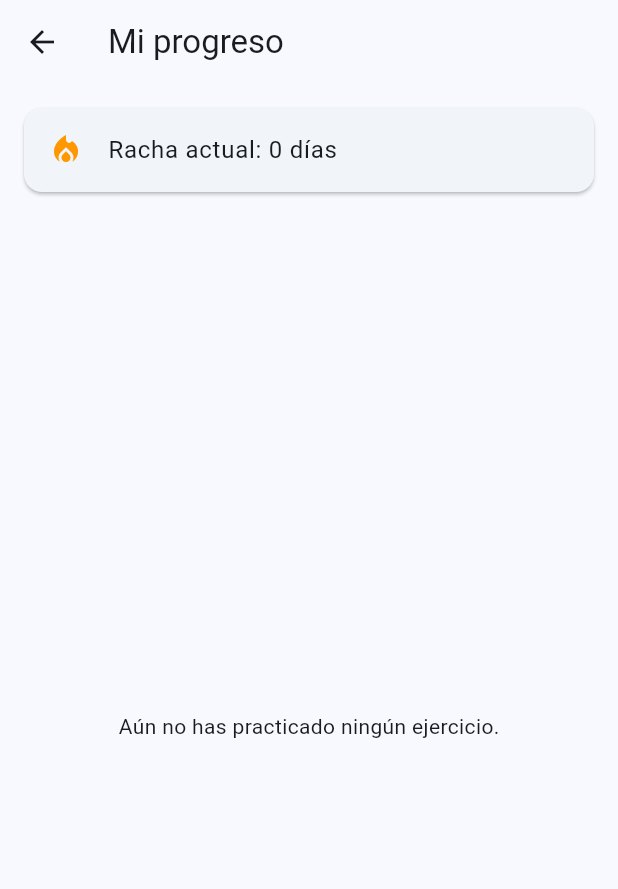
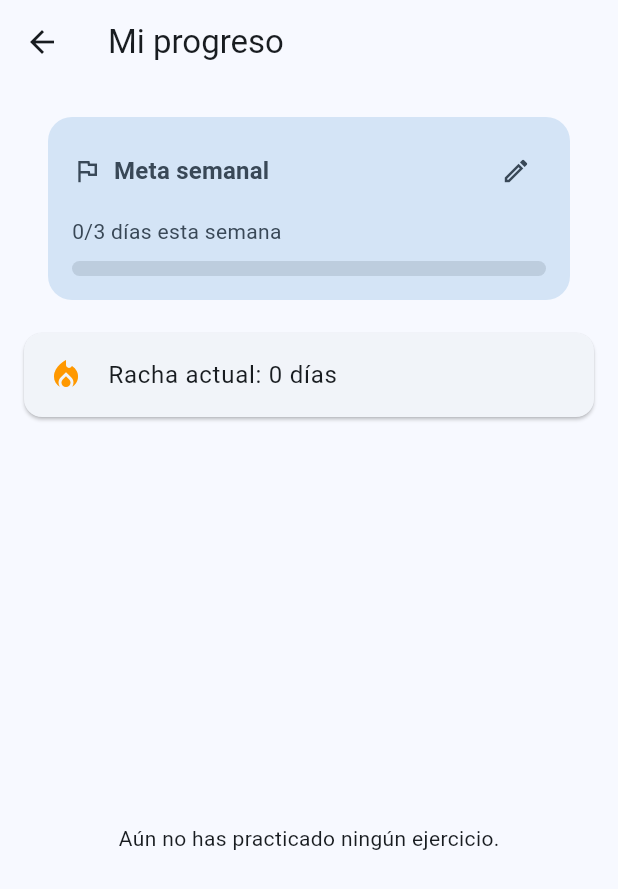
Before and after one commit to Jair-dev57/serena, a Flutter app: the screen it shows after launch, in the side drawer, after a tap on "Mi progreso", on a phone screen of 412 x 824 dp. Shown: the top 889 px of the screen. Run offline on Flutter 3.47's test engine with Material 3 defaults, Android fonts, the phone set to English and light mode, and no system bars; our stand-ins replace audioplayers, shared_preferences, sqflite; missing offline and left inert: record; accounts and stored records are empty.

Commit message:
Agrega meta semanal configurable con chips compactos de racha y meta en la AppBar

```diff
--- /dev/null
+++ b/lib/data/weekly_goal_manager.dart
@@ -0,0 +1,38 @@
+import 'package:shared_preferences/shared_preferences.dart';
+import '../models/exercise.dart';
+
+class WeeklyGoalManager {
+  static const String _key = 'weeklyGoalTarget';
+  static const int defaultTarget = 3;
+  static const int minTarget = 1;
+  static const int maxTarget = 7;
+
+  static Future<int> getTarget() async {
+    final prefs = await SharedPreferences.getInstance();
+    return prefs.getInt(_key) ?? defaultTarget;
+  }
+
+  static Future<void> setTarget(int target) async {
+    final prefs = await SharedPreferences.getInstance();
+    await prefs.setInt(_key, target.clamp(minTarget, maxTarget));
+  }
+
+  /// Lunes de la semana que contiene [date] (a medianoche).
+  static DateTime startOfWeek(DateTime date) {
+    final day = DateTime(date.year, date.month, date.day);
+    return day.subtract(Duration(days: day.weekday - 1));
+  }
+
+  /// Cuenta días únicos con al menos una sesión practicada desde el lunes actual.
+  /// Usa días únicos (no sesiones totales) para que sea consistente con la racha
+  /// y no se pueda "trampear" la meta repitiendo el mismo ejercicio varias veces el mismo día.
+  static int sessionsThisWeek(List<PracticeSession> sessions, {DateTime? now}) {
+    final reference = now ?? DateTime.now();
+    final start = startOfWeek(reference);
+    final uniqueDays = sessions
+        .where((s) => !s.date.isBefore(start))
+        .map((s) => DateTime(s.date.year, s.date.month, s.date.day))
+        .toSet();
+    return uniqueDays.length;
+  }
+}
--- a/lib/screens/progress_screen.dart
+++ b/lib/screens/progress_screen.dart
@@ -1,6 +1,8 @@
 import 'package:flutter/material.dart';
 import '../data/local_db.dart';
+import '../data/weekly_goal_manager.dart';
 import '../models/exercise.dart';
+import '../widgets/weekly_goal_card.dart';
 
 class ProgressScreen extends StatefulWidget {
   const ProgressScreen({super.key});
@@ -12,6 +14,8 @@ class ProgressScreen extends StatefulWidget {
 class _ProgressScreenState extends State<ProgressScreen> {
   List<PracticeSession> _sessions = [];
   int _streak = 0;
+  int _weeklyTarget = WeeklyGoalManager.defaultTarget;
+  int _sessionsThisWeek = 0;
   bool _loading = true;
 
   @override
@@ -23,10 +27,20 @@ class _ProgressScreenState extends State<ProgressScreen> {
   Future<void> _loadData() async {
     final sessions = await LocalDb.instance.getAllSessions();
     final streak = await LocalDb.instance.getCurrentStreak();
+    final weeklyTarget = await WeeklyGoalManager.getTarget();
     setState(() {
       _sessions = sessions;
       _streak = streak;
+      _weeklyTarget = weeklyTarget;
+      _sessionsThisWeek = WeeklyGoalManager.sessionsThisWeek(sessions);
       _loading = false;
+    });
+  }
+
+  Future<void> _onWeeklyTargetChanged(int newTarget) async {
+    await WeeklyGoalManager.setTarget(newTarget);
+    setState(() {
+      _weeklyTarget = newTarget;
     });
   }
 
@@ -38,6 +52,14 @@ class _ProgressScreenState extends State<ProgressScreen> {
           ? const Center(child: CircularProgressIndicator())
           : Column(
               children: [
+                Padding(
+                  padding: const EdgeInsets.fromLTRB(16, 16, 16, 0),
+                  child: WeeklyGoalCard(
+                    sessionsThisWeek: _sessionsThisWeek,
+                    target: _weeklyTarget,
+                    onTargetChanged: _onWeeklyTargetChanged,
+                  ),
+                ),
                 Card(
                   margin: const EdgeInsets.all(16),
                   child: ListTile(
--- a/lib/screens/route_screen.dart
+++ b/lib/screens/route_screen.dart
@@ -2,8 +2,11 @@ import 'package:flutter/material.dart';
 import '../data/exercises_data.dart';
 import '../data/local_db.dart';
 import '../data/exercise_path_logic.dart';
+import '../data/weekly_goal_manager.dart';
 import '../models/exercise.dart';
 import '../theme/app_styles.dart';
+import '../widgets/stat_chip.dart';
+import '../widgets/weekly_goal_card.dart';
 import 'guided_exercise_screen.dart';
 import 'breathing_timer_screen.dart';
 import 'progress_screen.dart';
@@ -23,6 +26,8 @@ class _RouteScreenState extends State<RouteScreen> {
   bool _loading = true;
   int _streak = 0;
   bool _hasRecentStrongBlock = false;
+  int _weeklyTarget = WeeklyGoalManager.defaultTarget;
+  int _sessionsThisWeek = 0;
 
   static const List<ExerciseCategory> _orderedCategories = [
     ExerciseCategory.respiracion,
@@ -41,11 +46,22 @@ class _RouteScreenState extends State<RouteScreen> {
     final allProgress = await LocalDb.instance.getAllProgress();
     final streak = await LocalDb.instance.getCurrentStreak();
     final blockEntries = await LocalDb.instance.getAllBlockEntries();
+    final sessions = await LocalDb.instance.getAllSessions();
+    final weeklyTarget = await WeeklyGoalManager.getTarget();
     setState(() {
       _progressById = {for (final p in allProgress) p.exerciseId: p};
       _streak = streak;
       _hasRecentStrongBlock = ExercisePathLogic.hasRecentStrongBlock(blockEntries);
+      _weeklyTarget = weeklyTarget;
+      _sessionsThisWeek = WeeklyGoalManager.sessionsThisWeek(sessions);
       _loading = false;
+    });
+  }
+
+  Future<void> _onWeeklyTargetChanged(int newTarget) async {
+    await WeeklyGoalManager.setTarget(newTarget);
+    setState(() {
+      _weeklyTarget = newTarget;
     });
   }
 
@@ -79,6 +95,59 @@ class _RouteScreenState extends State<RouteScreen> {
       orElse: () => respiracionExercises.first,
     );
     _openExercise(recommended);
+  }
+
+  void _showStreakInfo() {
+    showModalBottomSheet(
+      context: context,
+      showDragHandle: true,
+      builder: (context) {
+        return Padding(
+          padding: const EdgeInsets.fromLTRB(24, 0, 24, 32),
+          child: Column(
+            mainAxisSize: MainAxisSize.min,
+            children: [
+              const Icon(Icons.local_fire_department, size: 48, color: Colors.orange),
+              const SizedBox(height: 12),
+              Text(
+                _streak == 1 ? '1 día de racha' : '$_streak días de racha',
+                style: Theme.of(context).textTheme.headlineSmall?.copyWith(fontWeight: FontWeight.bold),
+              ),
+              const SizedBox(height: 8),
+              Text(
+                'Practicá al menos un ejercicio por día para mantener tu racha activa.',
+                textAlign: TextAlign.center,
+                style: Theme.of(context).textTheme.bodyMedium,
+              ),
+            ],
+          ),
+        );
+      },
+    );
+  }
+
+  void _showGoalInfo() {
+    showModalBottomSheet(
+      context: context,
+      showDragHandle: true,
+      builder: (context) {
+        return StatefulBuilder(
+          builder: (context, setSheetState) {
+            return Padding(
+              padding: const EdgeInsets.fromLTRB(16, 0, 16, 24),
+              child: WeeklyGoalCard(
+                sessionsThisWeek: _sessionsThisWeek,
+                target: _weeklyTarget,
+                onTargetChanged: (newTarget) async {
+                  await _onWeeklyTargetChanged(newTarget);
+                  setSheetState(() {});
+                },
+              ),
+            );
+          },
+        );
+      },
+    );
   }
 
   Widget _buildNode(Exercise exercise, bool unlocked, bool alignRight) {
@@ -240,8 +309,26 @@ class _RouteScreenState extends State<RouteScreen> {
         category: ExercisePathLogic.exercisesForCategory(exercises, category),
     };
 
+    final goalAchieved = _sessionsThisWeek >= _weeklyTarget;
+
     return Scaffold(
-      appBar: AppBar(title: const Text('Serena')),
+      appBar: AppBar(
+        title: const Text('Serena'),
+        actions: [
+          StatChip(
+            icon: Icons.local_fire_department,
+            label: '$_streak',
+            iconColor: Colors.orange,
+            onTap: _showStreakInfo,
+          ),
+          StatChip(
+            icon: goalAchieved ? Icons.emoji_events : Icons.flag_outlined,
+            label: '$_sessionsThisWeek/$_weeklyTarget',
+            onTap: _showGoalInfo,
+          ),
+          const SizedBox(width: 8),
+        ],
+      ),
       drawer: Drawer(
         child: ListView(
           padding: EdgeInsets.zero,
@@ -389,23 +476,6 @@ class _RouteScreenState extends State<RouteScreen> {
                       ),
                     ],
                   ),
-                  const SizedBox(height: 6),
-                  Row(
-                    children: [
-                      Icon(
-                        Icons.local_fire_department,
-                        size: 18,
-                        color: Theme.of(context).colorScheme.onPrimaryContainer,
-                      ),
-                      const SizedBox(width: 4),
-                      Text(
-                        _streak == 1 ? '1 día de racha' : '$_streak días de racha',
-                        style: Theme.of(context).textTheme.bodyMedium?.copyWith(
-                              color: Theme.of(context).colorScheme.onPrimaryContainer,
-                            ),
-                      ),
-                    ],
-                  ),
                   const SizedBox(height: 10),
                   ClipRRect(
                     borderRadius: BorderRadius.circular(8),
--- /dev/null
+++ b/lib/widgets/stat_chip.dart
@@ -0,0 +1,49 @@
+import 'package:flutter/material.dart';
+
+class StatChip extends StatelessWidget {
+  final IconData icon;
+  final String label;
+  final Color? iconColor;
+  final VoidCallback onTap;
+
+  const StatChip({
+    super.key,
+    required this.icon,
+    required this.label,
+    required this.onTap,
+    this.iconColor,
+  });
+
+  @override
+  Widget build(BuildContext context) {
+    final onSurface = Theme.of(context).colorScheme.onSurface;
+    return Padding(
+      padding: const EdgeInsets.symmetric(horizontal: 4),
+      child: InkWell(
+        onTap: onTap,
+        borderRadius: BorderRadius.circular(20),
+        child: Container(
+          padding: const EdgeInsets.symmetric(horizontal: 10, vertical: 6),
+          decoration: BoxDecoration(
+            color: Theme.of(context).colorScheme.surfaceContainerHighest,
+            borderRadius: BorderRadius.circular(20),
+          ),
+          child: Row(
+            mainAxisSize: MainAxisSize.min,
+            children: [
+              Icon(icon, size: 18, color: iconColor ?? onSurface),
+              const SizedBox(width: 4),
+              Text(
+                label,
+                style: Theme.of(context).textTheme.labelLarge?.copyWith(
+                      fontWeight: FontWeight.bold,
+                      color: onSurface,
+                    ),
+              ),
+            ],
+          ),
+        ),
+      ),
+    );
+  }
+}
--- /dev/null
+++ b/lib/widgets/weekly_goal_card.dart
@@ -0,0 +1,154 @@
+import 'package:flutter/material.dart';
+import '../data/weekly_goal_manager.dart';
+import '../theme/app_styles.dart';
+
+class WeeklyGoalCard extends StatelessWidget {
+  final int sessionsThisWeek;
+  final int target;
+  final Future<void> Function(int newTarget) onTargetChanged;
+
+  const WeeklyGoalCard({
+    super.key,
+    required this.sessionsThisWeek,
+    required this.target,
+    required this.onTargetChanged,
+  });
+
+  Future<void> _showEditDialog(BuildContext context) async {
+    int selected = target;
+    final result = await showDialog<int>(
+      context: context,
+      builder: (dialogContext) {
+        return StatefulBuilder(
+          builder: (context, setDialogState) {
+            return AlertDialog(
+              title: const Text('Meta semanal'),
+              content: Column(
+                mainAxisSize: MainAxisSize.min,
+                children: [
+                  const Text('¿Cuántos días querés practicar por semana?'),
+                  const SizedBox(height: 16),
+                  Row(
+                    mainAxisAlignment: MainAxisAlignment.center,
+                    children: [
+                      IconButton(
+                        onPressed: selected > WeeklyGoalManager.minTarget
+                            ? () => setDialogState(() => selected--)
+                            : null,
+                        icon: const Icon(Icons.remove_circle_outline),
+                      ),
+                      SizedBox(
+                        width: 56,
+                        child: Text(
+                          '$selected',
+                          textAlign: TextAlign.center,
+                          style: Theme.of(context).textTheme.headlineMedium,
+                        ),
+                      ),
+                      IconButton(
+                        onPressed: selected < WeeklyGoalManager.maxTarget
+                            ? () => setDialogState(() => selected++)
+                            : null,
+                        icon: const Icon(Icons.add_circle_outline),
+                      ),
+                    ],
+                  ),
+                  Text(
+                    selected == 1 ? 'día por semana' : 'días por semana',
+                    style: Theme.of(context).textTheme.bodySmall,
+                  ),
+                ],
+              ),
+              actions: [
+                TextButton(
+                  onPressed: () => Navigator.of(dialogContext).pop(),
+                  child: const Text('Cancelar'),
+                ),
+                FilledButton(
+                  onPressed: () => Navigator.of(dialogContext).pop(selected),
+                  child: const Text('Guardar'),
+                ),
+              ],
+            );
+          },
+        );
+      },
+    );
+    if (result != null && result != target) {
+      await onTargetChanged(result);
+    }
+  }
+
+  @override
+  Widget build(BuildContext context) {
+    final achieved = sessionsThisWeek >= target;
+    final progress = target == 0 ? 0.0 : (sessionsThisWeek / target).clamp(0.0, 1.0);
+    final containerColor = achieved
+        ? Theme.of(context).colorScheme.tertiaryContainer
+        : Theme.of(context).colorScheme.secondaryContainer;
+    final onContainerColor = achieved
+        ? Theme.of(context).colorScheme.onTertiaryContainer
+        : Theme.of(context).colorScheme.onSecondaryContainer;
+
+    return Card(
+      elevation: 0,
+      color: containerColor,
+      shape: AppStyles.cardShape(),
+      child: Padding(
+        padding: const EdgeInsets.all(16),
+        child: Column(
+          crossAxisAlignment: CrossAxisAlignment.start,
+          children: [
+            Row(
+              mainAxisAlignment: MainAxisAlignment.spaceBetween,
+              children: [
+                Row(
+                  children: [
+                    Icon(
+                      achieved ? Icons.emoji_events : Icons.flag_outlined,
+                      size: 20,
+                      color: onContainerColor,
+                    ),
+                    const SizedBox(width: 8),
+                    Text(
+                      'Meta semanal',
+                      style: Theme.of(context).textTheme.titleMedium?.copyWith(
+                            fontWeight: FontWeight.bold,
+                            color: onContainerColor,
+                          ),
+                    ),
+                  ],
+                ),
+                IconButton(
+                  onPressed: () => _showEditDialog(context),
+                  icon: Icon(Icons.edit_outlined, size: 20, color: onContainerColor),
+                  tooltip: 'Cambiar meta',
+                  constraints: const BoxConstraints(),
+                  padding: EdgeInsets.zero,
+                  visualDensity: VisualDensity.compact,
+                ),
+              ],
+            ),
+            const SizedBox(height: 10),
+            Text(
+              achieved
+                  ? '¡Meta cumplida! $sessionsThisWeek/$target días esta semana'
+                  : '$sessionsThisWeek/$target días esta semana',
+              style: Theme.of(context).textTheme.bodyMedium?.copyWith(color: onContainerColor),
+            ),
+            const SizedBox(height: 10),
+            ClipRRect(
+              borderRadius: BorderRadius.circular(8),
+              child: LinearProgressIndicator(
+                value: progress,
+                minHeight: 10,
+                backgroundColor: onContainerColor.withValues(alpha: 0.15),
+                color: onContainerColor,
+              ),
+            ),
+          ],
+        ),
+      ),
+    );
+  }
+}
```
